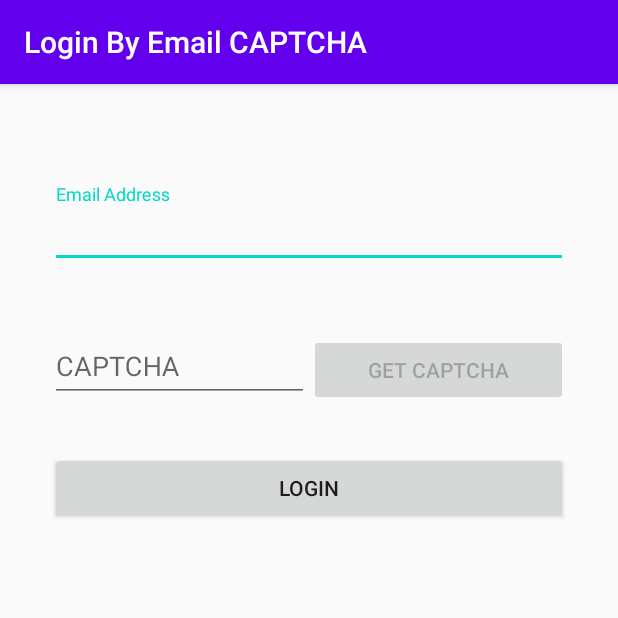
After one commit to MrShieh-X/mschatroom, an Android app: the LoginByEmailAndCAPTCHA screen opened directly, with no data from a screen before it, on a phone screen of 412 x 824 dp, the top half of it. The commit adds this screen. Run offline under Robolectric (Android 15) with nearby library versions, the phone set to English and light mode, and no system bars.

Commit message:
20201207 4th commit,change english "email" to "email address",add login by email address and CAPTCHA

```diff
--- a/app/src/main/AndroidManifest.xml
+++ b/app/src/main/AndroidManifest.xml
@@ -92,6 +92,9 @@
                 <category android:name="android.intent.category.LAUNCHER" />
             </intent-filter-->
         </activity>
+        <activity
+            android:name=".login_by_ec.screen.LoginByEmailAndCAPTCHA"
+            android:label="@string/activity_login_by_ec_screen_name"></activity>
         <provider
             android:name="androidx.core.content.FileProvider"
             android:authorities="com.mrshiehx.pickphoto.fileprovider"
--- /dev/null
+++ b/app/src/main/res/layout/activity_login_by_ec.xml
@@ -0,0 +1,74 @@
+<?xml version="1.0" encoding="utf-8"?>
+<LinearLayout xmlns:android="http://schemas.android.com/apk/res/android"
+    android:orientation="vertical" android:layout_width="match_parent"
+    android:layout_height="match_parent">
+
+
+    <com.google.android.material.textfield.TextInputLayout
+        android:id="@+id/til_lbec_input_email"
+        android:layout_width="match_parent"
+        android:layout_height="wrap_content"
+        android:layout_marginTop="100px"
+        android:layout_marginStart="50px"
+        android:layout_marginLeft="50px"
+        android:layout_marginEnd="50px"
+        android:layout_marginRight="50px">
+
+        <androidx.appcompat.widget.AppCompatEditText
+            android:id="@+id/lbec_input_email"
+            android:layout_width="match_parent"
+            android:layout_height="wrap_content"
+            android:hint="@string/edittexthint_lbec_input_email"
+            android:singleLine="true"
+            android:digits="qwertyuiopasdfghjklzxcvbnm1234567890_QWERTYUIOPASDFGHJKLZXCVBNM@."
+            />
+    </com.google.android.material.textfield.TextInputLayout>
+
+    <LinearLayout
+        android:layout_width="match_parent"
+        android:layout_height="wrap_content"
+        android:orientation="horizontal"
+        android:layout_marginTop="50px"
+        android:layout_marginStart="50px"
+        android:layout_marginLeft="50px"
+        android:layout_marginEnd="50px"
+        android:layout_marginRight="50px">
+
+
+        <com.google.android.material.textfield.TextInputLayout
+            android:id="@+id/til_lbec_input_captcha"
+            android:layout_width="match_parent"
+            android:layout_height="wrap_content"
+            android:layout_weight="2" >
+
+            <androidx.appcompat.widget.AppCompatEditText
+                android:id="@+id/lbec_input_captcha"
+                android:layout_width="match_parent"
+                android:layout_height="wrap_content"
+                android:inputType="number"
+                android:digits="1234567890"
+                android:singleLine="true"
+                android:hint="@string/edittexthint_input_captcha"
+                />
+        </com.google.android.material.textfield.TextInputLayout>
+
+
+        <Button
+            android:id="@+id/lbec_get_captcha"
+            android:layout_width="match_parent"
+            android:layout_height="wrap_content"
+            android:text="@string/button_get_captcha"
+            android:layout_weight="2"  />
+    </LinearLayout>
+
+    <Button
+        android:id="@+id/lbec_login"
+        android:layout_width="match_parent"
+        android:layout_height="wrap_content"
+        android:text="@string/button_login"
+        android:layout_marginTop="50px"
+        android:layout_marginStart="50px"
+        android:layout_marginLeft="50px"
+        android:layout_marginEnd="50px"
+        android:layout_marginRight="50px"/>
+</LinearLayout>
--- a/app/src/main/res/values/strings.xml
+++ b/app/src/main/res/values/strings.xml
@@ -7,15 +7,17 @@
     <string name="activity_reset_password_name">Reset Password</string>
     <string name="activity_chat_screen_name">Chat</string>
     <string name="activity_modify_user_information_screen_name">Modify User Information</string>
+    <string name="activity_login_by_ec_screen_name">Login By Email CAPTCHA</string>
 
-    <string name="edittexthint_input_account_or_email">Account or Email</string>
+    <string name="edittexthint_input_account_or_email">Account or Email Address</string>
     <string name="edittexthint_input_password">Password</string>
     <string name="edittexthint_input_account">Account</string>
-    <string name="edittexthint_rp_input_email">Email of Account Forgotten Password</string>
+    <string name="edittexthint_rp_input_email">Email Address of Account Forgotten Password</string>
     <string name="edittexthint_reg_confirm_password">Confirm Password</string>
-    <string name="edittexthint_reg_input_email">Email</string>
-    <string name="edittexthint_input_captcha">Captcha</string>
+    <string name="edittexthint_reg_input_email">Email Address</string>
+    <string name="edittexthint_input_captcha">CAPTCHA</string>
     <string name="edittexthint_input_new_password">Input New Password</string>
+    <string name="edittexthint_lbec_input_email">Email Address</string>
 
     <string name="button_register">Register</string>
     <string name="button_reinput_email">Re input email</string>
@@ -24,6 +26,7 @@
     <string name="button_next">Next</string>
     <string name="button_send">Send</string>
     <string name="button_get_captcha">Get CAPTCHA</string>
+    <string name="button_login_by_emailandcaptcha">Login by email and CAPTCHA</string>
 
     <string name="textview_tip_reset_password">Forget Password?</string>
     <string name="textview_tip_login">Have an account?</string>
@@ -35,7 +38,7 @@
     <string name="checkbox_remember_account_or_email_and_password">Remember the account or email and password</string>
 
     <string name="aceterror_password_insufficient_length_or_too_long">Please enter an 8-16 digit password</string>
-    <string name="aceterror_invalid_email">Invalid Email</string>
+    <string name="aceterror_invalid_email">Invalid Email Address</string>
     <string name="aceterror_password_different">The two passwords entered are different.</string>
 
     <string name="preference_settings_category_display_interface_title">Display Interface</string>
```
Also changed, not shown: app/src/main/java/com/mrshiehx/mschatroom/login/screen/LoginScreen.java (+11 -1 lines), app/src/main/java/com/mrshiehx/mschatroom/login_by_ec/screen/LoginByEmailAndCAPTCHA.java (added, +296 -0 lines), app/src/main/res/layout/activity_login.xml (+11 -0 lines), 2 other files.
